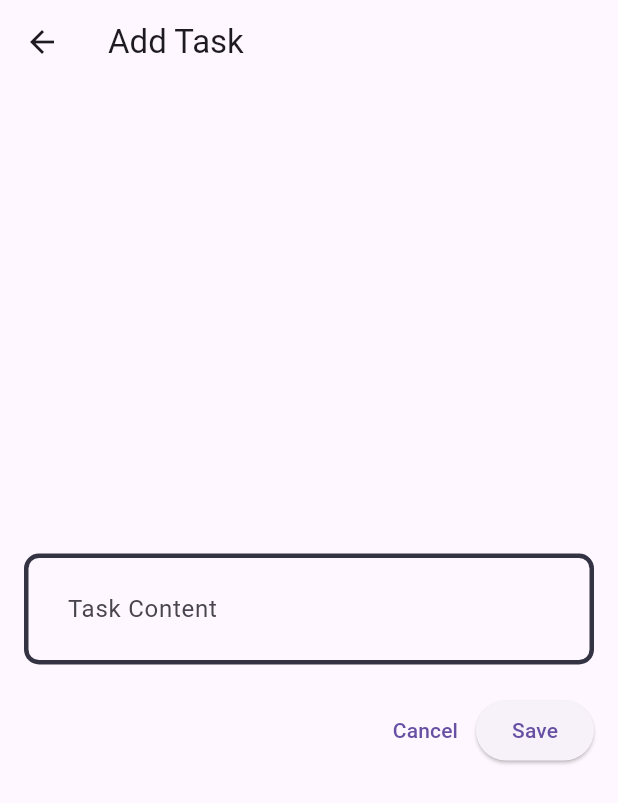
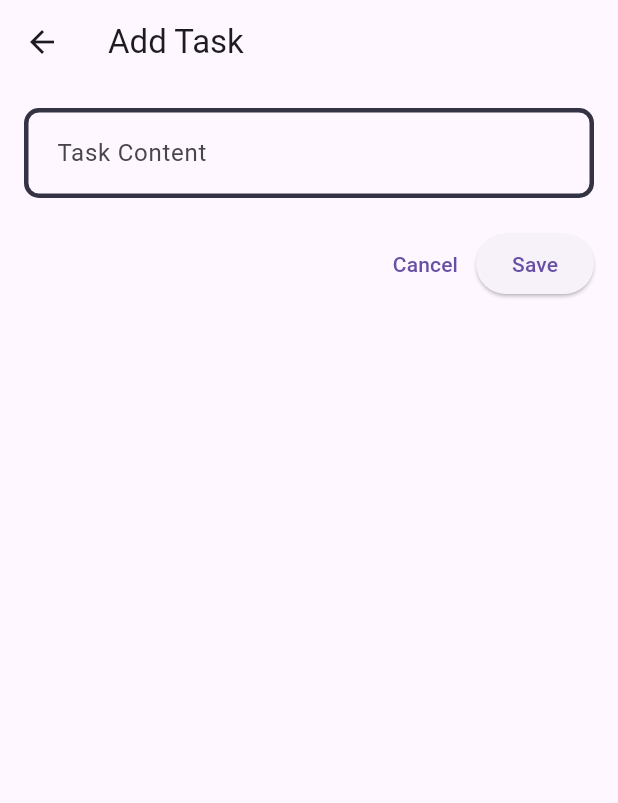
Before and after one commit to Yasitha-Bhanuka/todoenhanzer, a Flutter app: the TaskFormScreen screen opened directly, on a phone screen of 412 x 824 dp. Shown: the top 803 px of the screen. Run offline on Flutter 3.47's test engine with Material 3 defaults, Android fonts, the phone set to English and light mode, and no system bars; our stand-ins replace shared_preferences, sqflite; accounts and stored records are empty.

Commit message:
Make the taskFormScreen modification

```diff
--- a/lib/providers/theme_provider.dart
+++ b/lib/providers/theme_provider.dart
@@ -58,7 +58,7 @@ class ThemeProvider extends ChangeNotifier {
   static final ThemeData _lightTheme = ThemeData.light().copyWith(
     iconTheme: const IconThemeData(color: Pallete.gradient2),
     inputDecorationTheme: InputDecorationTheme(
-      contentPadding: const EdgeInsets.all(25),
+      contentPadding: const EdgeInsets.all(18),
       enabledBorder: _border(Pallete.borderColor),
       focusedBorder: _border(Pallete.gradient2),
       errorBorder: _border(Pallete.errorColor),
@@ -79,7 +79,7 @@ class ThemeProvider extends ChangeNotifier {
     scaffoldBackgroundColor: Pallete.backgroundColor,
     iconTheme: const IconThemeData(color: Pallete.gradient1),
     inputDecorationTheme: InputDecorationTheme(
-      contentPadding: const EdgeInsets.all(25),
+      contentPadding: const EdgeInsets.all(18),
       enabledBorder: _border(Pallete.borderColor),
       focusedBorder: _border(Pallete.gradient1),
       errorBorder: _border(Pallete.errorColor),
--- a/lib/views/task_form_screen.dart
+++ b/lib/views/task_form_screen.dart
@@ -53,7 +53,7 @@ class TaskFormScreenState extends State<TaskFormScreen> {
         child: Form(
           key: _formKey,
           child: Column(
-            mainAxisAlignment: MainAxisAlignment.center,
+            mainAxisAlignment: MainAxisAlignment.start,
             children: [
               CustomField(
                 hintText: 'Task Content',
```
